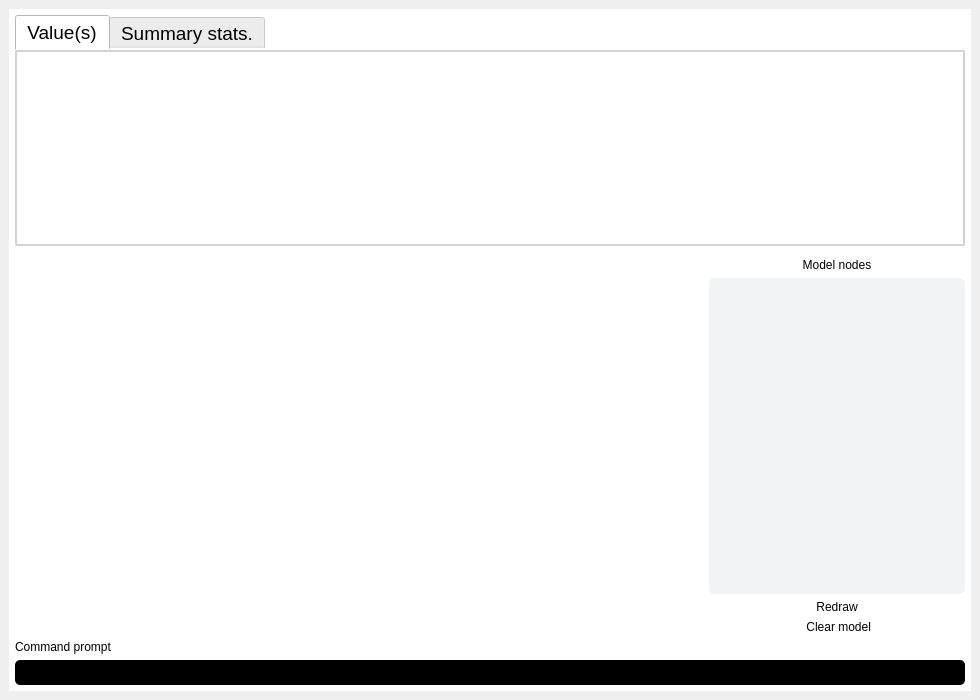
Qt form src/phylojunction/interface/pysidegui/pjguipages/pjgui_pages.ui (mendeslab/PhyloJunction) before a commit.
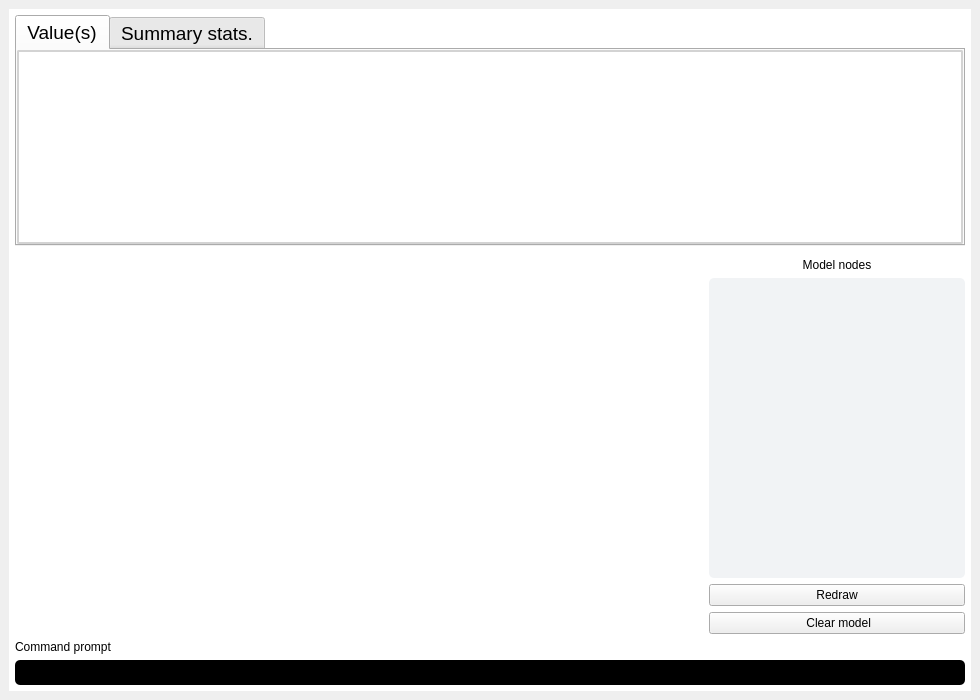
The same form after that commit. Icons and pictures are not drawn. Custom widgets are drawn as their Qt base class.

Commit message: Restrict model frame styling to preserve spin-box arrows

```diff
--- a/src/phylojunction/interface/pysidegui/pjguipages/pjgui_pages.ui
+++ b/src/phylojunction/interface/pysidegui/pjguipages/pjgui_pages.ui
@@ -293,8 +293,10 @@
     <item>
      <widget class="QFrame" name="pgm_page_frame">
       <property name="styleSheet">
-       <string notr="true">background-color: white;
-border: 0;</string>
+       <string notr="true">QFrame#pgm_page_frame {
+background-color: white;
+border: 0;
+}</string>
       </property>
       <property name="frameShape">
        <enum>QFrame::StyledPanel</enum>
```
The commit also changes 1 other file.
